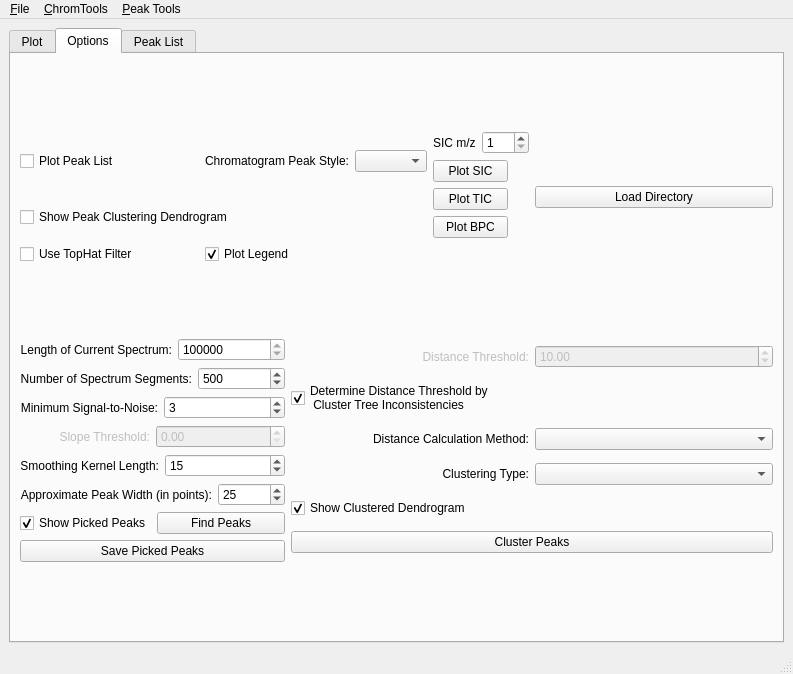
Old version of the form GCAlign/iterate.ui in the repository mfitzp/toolz.
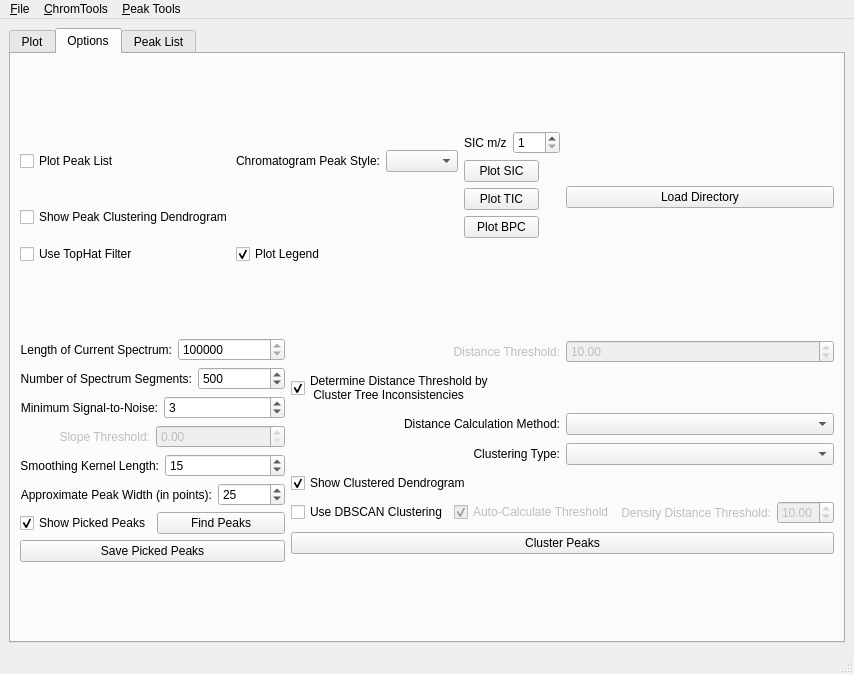
New version of the form. The open tabs and pages were chosen to show the change. Icons and pictures are not drawn. Custom widgets are drawn as their Qt base class.

Diff of the .ui file:
```diff
--- a/GCAlign/iterate.ui
+++ b/GCAlign/iterate.ui
@@ -912,61 +912,7 @@
         </item>
         <item row="1" column="1" colspan="2" >
          <layout class="QGridLayout" >
-          <item row="3" column="0" >
-           <layout class="QHBoxLayout" >
-            <item>
-             <widget class="QLabel" name="label_16" >
-              <property name="text" >
-               <string>Distance Calculation Method:</string>
-              </property>
-              <property name="alignment" >
-               <set>Qt::AlignRight|Qt::AlignTrailing|Qt::AlignVCenter</set>
-              </property>
-             </widget>
-            </item>
-            <item>
-             <widget class="QComboBox" name="distMethodCB" />
-            </item>
-           </layout>
-          </item>
-          <item row="4" column="0" >
-           <layout class="QHBoxLayout" >
-            <item>
-             <widget class="QLabel" name="label_21" >
-              <property name="layoutDirection" >
-               <enum>Qt::LeftToRight</enum>
-              </property>
-              <property name="text" >
-               <string>Clustering Type:</string>
-              </property>
-              <property name="alignment" >
-               <set>Qt::AlignRight|Qt::AlignTrailing|Qt::AlignVCenter</set>
-              </property>
-             </widget>
-            </item>
-            <item>
-             <widget class="QComboBox" name="clusterTypeCB" />
-            </item>
-           </layout>
-          </item>
-          <item row="5" column="0" >
-           <widget class="QCheckBox" name="showDendroCB" >
-            <property name="text" >
-             <string>Show Clustered Dendrogram</string>
-            </property>
-            <property name="checked" >
-             <bool>true</bool>
-            </property>
-           </widget>
-          </item>
-          <item row="6" column="0" >
-           <widget class="QPushButton" name="clusterBtn" >
-            <property name="text" >
-             <string>Cluster Peaks</string>
-            </property>
-           </widget>
-          </item>
-          <item row="1" column="0" >
+          <item row="0" column="0" >
            <layout class="QHBoxLayout" >
             <item>
              <widget class="QLabel" name="distanceLabel" >
@@ -996,7 +942,7 @@
             </item>
            </layout>
           </item>
-          <item row="2" column="0" >
+          <item row="1" column="0" >
            <widget class="QCheckBox" name="calcThreshCB" >
             <property name="layoutDirection" >
              <enum>Qt::LeftToRight</enum>
@@ -1010,6 +956,114 @@
             </property>
            </widget>
           </item>
+          <item row="2" column="0" >
+           <layout class="QHBoxLayout" >
+            <item>
+             <widget class="QLabel" name="distCalMethLbl" >
+              <property name="text" >
+               <string>Distance Calculation Method:</string>
+              </property>
+              <property name="alignment" >
+               <set>Qt::AlignRight|Qt::AlignTrailing|Qt::AlignVCenter</set>
+              </property>
+             </widget>
+            </item>
+            <item>
+             <widget class="QComboBox" name="distMethodCB" />
+            </item>
+           </layout>
+          </item>
+          <item row="3" column="0" >
+           <layout class="QHBoxLayout" >
+            <item>
+             <widget class="QLabel" name="clustTypeLbl" >
+              <property name="layoutDirection" >
+               <enum>Qt::LeftToRight</enum>
+              </property>
+              <property name="text" >
+               <string>Clustering Type:</string>
+              </property>
+              <property name="alignment" >
+               <set>Qt::AlignRight|Qt::AlignTrailing|Qt::AlignVCenter</set>
+              </property>
+             </widget>
+            </item>
+            <item>
+             <widget class="QComboBox" name="clusterTypeCB" />
+            </item>
+           </layout>
+          </item>
+          <item row="4" column="0" >
+           <widget class="QCheckBox" name="showDendroCB" >
+            <property name="text" >
+             <string>Show Clustered Dendrogram</string>
+            </property>
+            <property name="checked" >
+             <bool>true</bool>
+            </property>
+           </widget>
+          </item>
+          <item row="5" column="0" >
+           <layout class="QHBoxLayout" >
+            <item>
+             <widget class="QCheckBox" name="dbScanCB" >
+              <property name="text" >
+               <string>Use DBSCAN Clustering</string>
+              </property>
+             </widget>
+            </item>
+            <item>
+             <widget class="QCheckBox" name="dbAutoCalcCB" >
+              <property name="enabled" >
+               <bool>false</bool>
+              </property>
+              <property name="text" >
+               <string>Auto-Calculate Threshold</string>
+              </property>
+              <property name="checked" >
+               <bool>true</bool>
+              </property>
+             </widget>
+            </item>
+            <item>
+             <layout class="QHBoxLayout" >
+              <item>
+               <widget class="QLabel" name="denDistLbl" >
+                <property name="enabled" >
+                 <bool>false</bool>
+                </property>
+                <property name="text" >
+                 <string>Density Distance Threshold:</string>
+                </property>
+                <property name="alignment" >
+                 <set>Qt::AlignRight|Qt::AlignTrailing|Qt::AlignVCenter</set>
+                </property>
+               </widget>
+              </item>
+              <item>
+               <widget class="QDoubleSpinBox" name="densityDistThreshSB" >
+                <property name="enabled" >
+                 <bool>false</bool>
+                </property>
+                <property name="minimum" >
+                 <double>0.010000000000000</double>
+                </property>
+                <property name="value" >
+                 <double>10.000000000000000</double>
+                </property>
+               </widget>
+              </item>
+             </layout>
+            </item>
+           </layout>
+          </item>
+          <item row="6" column="0" >
+           <widget class="QPushButton" name="clusterBtn" >
+            <property name="text" >
+             <string>Cluster Peaks</string>
+            </property>
+           </widget>
+          </item>
          </layout>
         </item>
        </layout>
```
Left out of the diff: 6 changed lines with no effect on the pictures.
